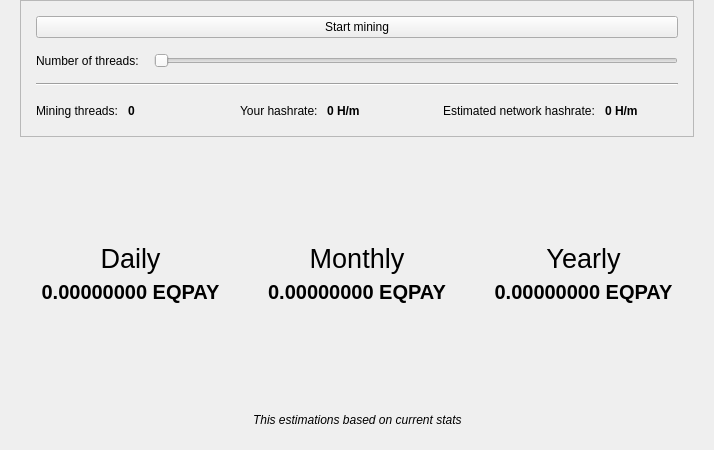
Before: the Qt Designer form src/qt/forms/miningpage.ui in equitypay/eqpay, drawn with Qt 5.
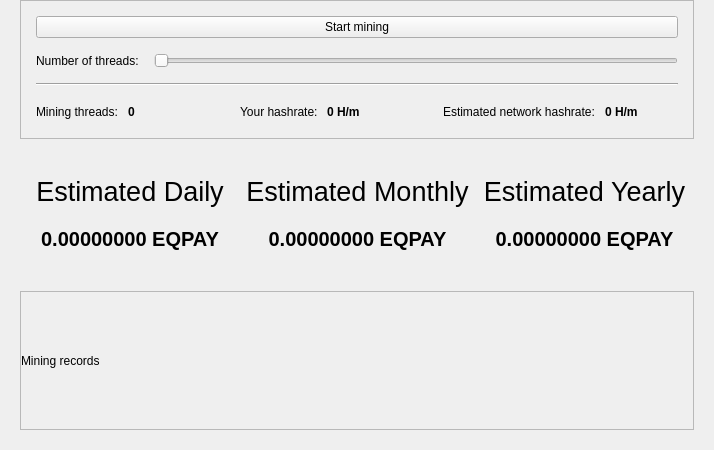
After: the same form once the commit is applied.

Commit message: Added tx list to mining page

Diff of the .ui file:
```diff
--- a/src/qt/forms/miningpage.ui
+++ b/src/qt/forms/miningpage.ui
@@ -227,10 +227,13 @@
            <property name="orientation">
             <enum>Qt::Vertical</enum>
            </property>
+           <property name="sizeType">
+            <enum>QSizePolicy::Fixed</enum>
+           </property>
            <property name="sizeHint" stdset="0">
             <size>
              <width>20</width>
-             <height>40</height>
+             <height>25</height>
             </size>
            </property>
           </spacer>
@@ -243,7 +246,7 @@
             </font>
            </property>
            <property name="text">
-            <string>Daily</string>
+            <string>Estimated Daily</string>
            </property>
            <property name="alignment">
             <set>Qt::AlignCenter</set>
@@ -272,10 +275,13 @@
            <property name="orientation">
             <enum>Qt::Vertical</enum>
            </property>
+           <property name="sizeType">
+            <enum>QSizePolicy::Fixed</enum>
+           </property>
            <property name="sizeHint" stdset="0">
             <size>
              <width>20</width>
-             <height>40</height>
+             <height>25</height>
             </size>
            </property>
           </spacer>
@@ -293,10 +299,13 @@
            <property name="orientation">
             <enum>Qt::Vertical</enum>
            </property>
+           <property name="sizeType">
+            <enum>QSizePolicy::Fixed</enum>
+           </property>
            <property name="sizeHint" stdset="0">
             <size>
              <width>20</width>
-             <height>40</height>
+             <height>25</height>
             </size>
            </property>
           </spacer>
@@ -309,7 +318,7 @@
             </font>
            </property>
            <property name="text">
-            <string>Monthly</string>
+            <string>Estimated Monthly</string>
            </property>
            <property name="alignment">
             <set>Qt::AlignCenter</set>
@@ -338,10 +347,13 @@
            <property name="orientation">
             <enum>Qt::Vertical</enum>
            </property>
+           <property name="sizeType">
+            <enum>QSizePolicy::Fixed</enum>
+           </property>
            <property name="sizeHint" stdset="0">
             <size>
              <width>20</width>
-             <height>40</height>
+             <height>25</height>
             </size>
            </property>
           </spacer>
@@ -359,10 +371,13 @@
            <property name="orientation">
             <enum>Qt::Vertical</enum>
            </property>
+           <property name="sizeType">
+            <enum>QSizePolicy::Fixed</enum>
+           </property>
            <property name="sizeHint" stdset="0">
             <size>
              <width>20</width>
-             <height>40</height>
+             <height>25</height>
             </size>
            </property>
           </spacer>
@@ -375,7 +390,7 @@
             </font>
            </property>
            <property name="text">
-            <string>Yearly</string>
+            <string>Estimated Yearly</string>
            </property>
            <property name="alignment">
             <set>Qt::AlignCenter</set>
@@ -404,10 +419,13 @@
            <property name="orientation">
             <enum>Qt::Vertical</enum>
            </property>
+           <property name="sizeType">
+            <enum>QSizePolicy::Fixed</enum>
+           </property>
            <property name="sizeHint" stdset="0">
             <size>
              <width>20</width>
-             <height>40</height>
+             <height>25</height>
             </size>
            </property>
           </spacer>
@@ -419,47 +437,38 @@
     </layout>
    </item>
    <item>
-    <layout class="QHBoxLayout" name="verticalLayout_6">
+    <layout class="QVBoxLayout" name="verticalLayout_6">
      <item>
-      <spacer name="horizontalSpacer_5">
-       <property name="orientation">
-        <enum>Qt::Horizontal</enum>
+      <widget class="QFrame" name="frameMiningRecords">
+       <property name="frameShape">
+        <enum>QFrame::StyledPanel</enum>
        </property>
-       <property name="sizeHint" stdset="0">
-        <size>
-         <width>40</width>
-         <height>20</height>
-        </size>
+       <property name="frameShadow">
+        <enum>QFrame::Raised</enum>
        </property>
-      </spacer>
-     </item>
-     <item>
-      <widget class="QLabel" name="label_6">
-       <property name="font">
-        <font>
-         <weight>50</weight>
-         <italic>true</italic>
-         <bold>false</bold>
-        </font>
-       </property>
-       <property name="text">
-        <string>This estimations based on current stats</string>
-       </property>
+       <layout class="QVBoxLayout" name="verticalLayout_2">
+        <property name="leftMargin">
+         <number>0</number>
+        </property>
+        <property name="topMargin">
+         <number>0</number>
+        </property>
+        <property name="rightMargin">
+         <number>0</number>
+        </property>
+        <property name="bottomMargin">
+         <number>0</number>
+        </property>
+        <item>
+         <widget class="QLabel" name="labelRecordsText">
+          <property name="text">
+           <string>Mining records</string>
+          </property>
+         </widget>
+        </item>
+       </layout>
       </widget>
      </item>
-     <item>
-      <spacer name="horizontalSpacer_4">
-       <property name="orientation">
-        <enum>Qt::Horizontal</enum>
-       </property>
-       <property name="sizeHint" stdset="0">
-        <size>
-         <width>40</width>
-         <height>20</height>
-        </size>
-       </property>
-      </spacer>
-     </item>
     </layout>
    </item>
   </layout>
```
The commit also changes 3 other files.
